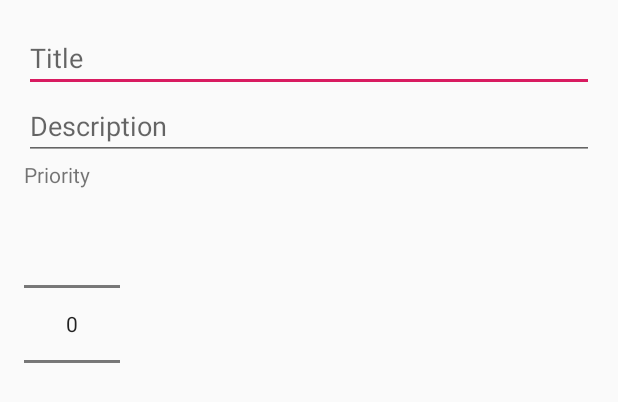
After one commit to divyanshuk10/NotesApp, an Android app: the layout activity_add_note.xml on its own in the app's theme, with its tools: preview values and no code run, on a phone screen of 412 x 824 dp. The commit adds this screen. Shown: the top 402 px of the screen. Run offline under Robolectric (Android 15) with nearby library versions, the phone set to English and light mode, and no system bars.

Commit message:
created Add note activity part 2.

```diff
--- a/app/src/main/AndroidManifest.xml
+++ b/app/src/main/AndroidManifest.xml
@@ -13,9 +13,13 @@
             <intent-filter>
                 <action android:name="android.intent.action.MAIN" />
                 <action android:name="android.intent.action.VIEW" />
+
                 <category android:name="android.intent.category.LAUNCHER" />
             </intent-filter>
         </activity>
+        <activity
+            android:name=".AddNoteActivity"
+            android:parentActivityName=".MainActivity" />
     </application>
 
 </manifest>
--- /dev/null
+++ b/app/src/main/res/layout/activity_add_note.xml
@@ -0,0 +1,32 @@
+<?xml version="1.0" encoding="utf-8"?>
+<LinearLayout xmlns:android="http://schemas.android.com/apk/res/android"
+    android:layout_width="match_parent"
+    android:layout_height="match_parent"
+    android:orientation="vertical"
+    android:padding="16dp">
+
+    <EditText
+        android:id="@+id/et_title"
+        android:layout_width="match_parent"
+        android:layout_height="wrap_content"
+        android:hint="Title"
+        android:inputType="text" />
+
+    <EditText
+        android:id="@+id/et_description"
+        android:layout_width="match_parent"
+        android:layout_height="wrap_content"
+        android:hint="Description"
+        android:inputType="text" />
+
+    <TextView
+        android:layout_width="wrap_content"
+        android:layout_height="wrap_content"
+        android:text="Priority" />
+
+    <NumberPicker
+        android:id="@+id/np_priority"
+        android:layout_width="wrap_content"
+        android:layout_height="wrap_content" />
+
+</LinearLayout>
```
Also changed, not shown: app/src/main/java/com/example/notesapp/MainActivity.java (+37 -0 lines).
